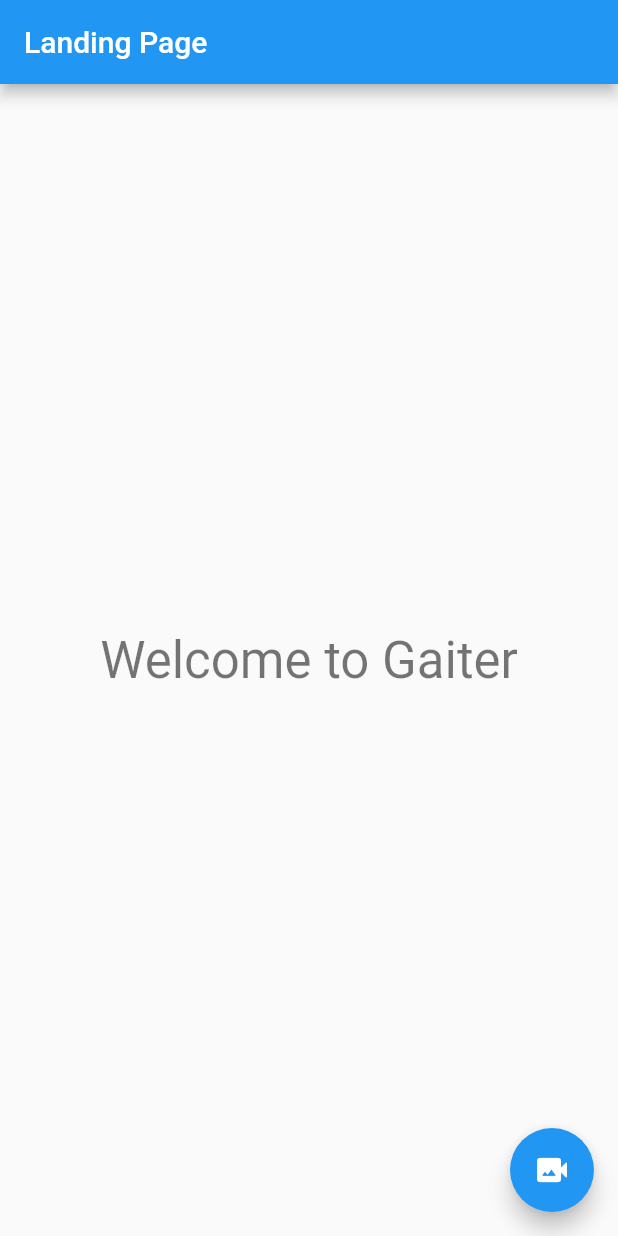
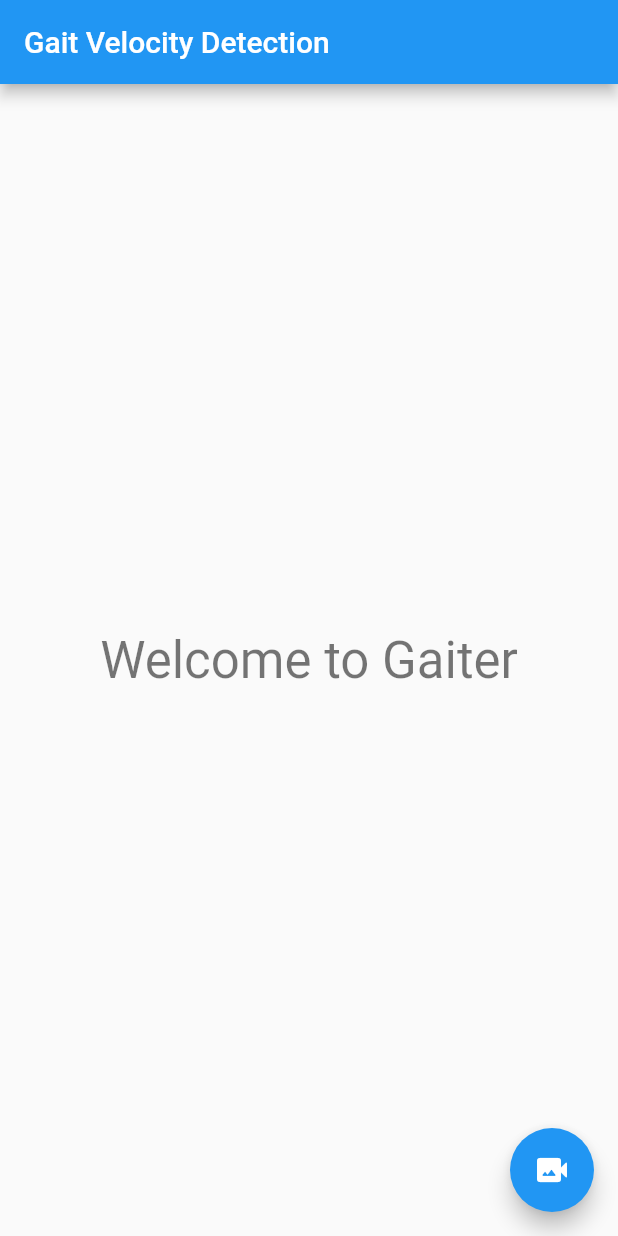
Before and after one commit to VisualPT/gaitr, a Flutter app: the screen it shows after launch, on a phone screen of 412 x 824 dp. Run offline on Flutter 3.47's test engine with Material 2 defaults, Android fonts, the phone set to English and light mode, and no system bars; our stand-ins replace camera, video_player.

Commit message:
Adjustments and warning squashing

```diff
--- a/lib/confirm_page.dart
+++ b/lib/confirm_page.dart
@@ -34,7 +34,7 @@ class _ConfirmPageState extends State<ConfirmPage> {
               style: Theme.of(context).textTheme.headline4,
             ),
             Padding(
-              padding: EdgeInsets.all(30),
+              padding: const EdgeInsets.all(30),
               child: Text(
                 (distanceFactor / widget.duration) > 1.0
                     ? "No fall concerns"
--- a/lib/main.dart
+++ b/lib/main.dart
@@ -19,7 +19,7 @@ class MyApp extends StatelessWidget {
       theme: ThemeData(
         primarySwatch: Colors.blue,
       ),
-      home: const HomePage(title: 'Landing Page'),
+      home: const HomePage(title: 'Gait Velocity Detection'),
     );
   }
 }
--- a/lib/video_page.dart
+++ b/lib/video_page.dart
@@ -44,7 +44,7 @@ class _VideoPageState extends State<VideoPage> {
   Widget build(BuildContext context) {
     return Scaffold(
       appBar: AppBar(
-        title: Text('Preview'),
+        title: const Text('Preview Footage'),
         elevation: 0,
         backgroundColor: Colors.black26,
         actions: [
```
